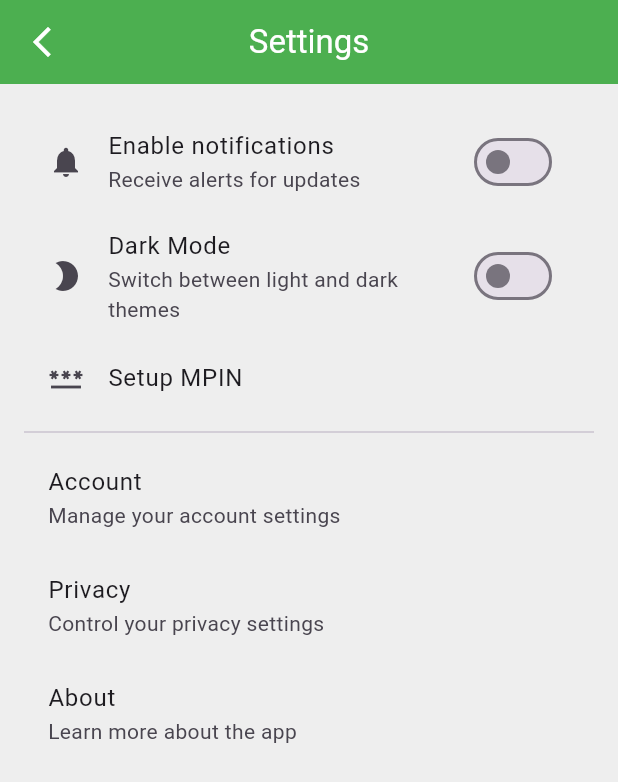
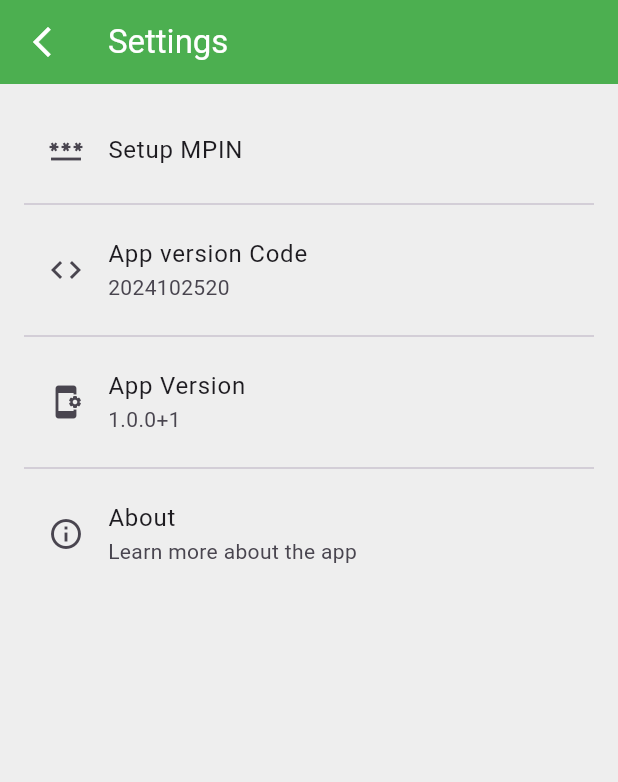
Before and after one commit to GokulDhanapal23/Flutter_ios, a Flutter app: the Settings screen opened directly, on a phone screen of 412 x 824 dp. Shown: the top 782 px of the screen. Run offline on Flutter 3.47's test engine with Material 3 defaults, Android fonts, the phone set to English and light mode, and no system bars; our stand-ins replace another_flushbar, connectivity_plus, dio, dropdown_button2, dropdown_textfield, flutter_dotenv and 11 more; accounts and stored records are empty.

```diff
--- a/Bisca360/lib/Screen/Settings.dart
+++ b/Bisca360/lib/Screen/Settings.dart
@@ -18,7 +18,6 @@ class _SettingsScreenState extends State<Settings> {
     return Scaffold(
       backgroundColor: Colors.grey[200],
       appBar: AppBar(
-        centerTitle: true,
         backgroundColor: Colors.green,
         leading: IconButton(
           onPressed: () => Navigator.of(context).pop(),
@@ -29,32 +28,32 @@ class _SettingsScreenState extends State<Settings> {
       body: ListView(
         padding: EdgeInsets.all(16.0),
         children: [
-          ListTile(
-            title: Text('Enable notifications'),
-            subtitle: Text('Receive alerts for updates'),
-            leading: Icon(Icons.notifications),
-            trailing: Switch(
-              value: _notificationsEnabled,
-              onChanged: (bool value) {
-                setState(() {
-                  _notificationsEnabled = value;
-                });
-              },
-            ),
-          ),
-          ListTile(
-            title: Text('Dark Mode'),
-            subtitle: Text('Switch between light and dark themes'),
-            leading: Icon(Icons.brightness_2),
-            trailing: Switch(
-              value: _darkModeEnabled,
-              onChanged: (bool value) {
-                setState(() {
-                  _darkModeEnabled = value;
-                });
-              },
-            ),
-          ),
+          // ListTile(
+          //   title: Text('Enable notifications'),
+          //   subtitle: Text('Receive alerts for updates'),
+          //   leading: Icon(Icons.notifications),
+          //   trailing: Switch(
+          //     value: _notificationsEnabled,
+          //     onChanged: (bool value) {
+          //       setState(() {
+          //         _notificationsEnabled = value;
+          //       });
+          //     },
+          //   ),
+          // ),
+          // ListTile(
+          //   title: Text('Dark Mode'),
+          //   subtitle: Text('Switch between light and dark themes'),
+          //   leading: Icon(Icons.brightness_2),
+          //   trailing: Switch(
+          //     value: _darkModeEnabled,
+          //     onChanged: (bool value) {
+          //       setState(() {
+          //         _darkModeEnabled = value;
+          //       });
+          //     },
+          //   ),
+          // ),
           ListTile(
             title: Text('Setup MPIN'),
             leading: Icon(Icons.password),
@@ -66,22 +65,43 @@ class _SettingsScreenState extends State<Settings> {
               ),
               Divider(),
               ListTile(
-              title: Text('Account'),
-              subtitle: Text('Manage your account settings'),
+              title: Text('App version Code'),
+                leading: Icon(Icons.code),
+              subtitle: Text('2024102520'),
               onTap: () {
               // Navigate to account settings
               },
               ),
-              ListTile(
-              title: Text('Privacy'),
-              subtitle: Text('Control your privacy settings'),
+          Divider(),
+          ListTile(
+              title: Text('App Version'),
+            leading: Icon(Icons.app_settings_alt),
+              subtitle: Text('1.0.0+1'),
               onTap: () {
-              // Navigate to privacy settings
-
-            },
-          ),
+              // Navigate to account settings
+              },
+              ),
+          // Divider(),
+          // ListTile(
+          //     title: Text('Account'),
+          //     subtitle: Text('Manage your account settings'),
+          //     onTap: () {
+          //     // Navigate to account settings
+          //     },
+          //     ),
+          // Divider(),
+          //     ListTile(
+          //     title: Text('Privacy'),
+          //     subtitle: Text('Control your privacy settings'),
+          //     onTap: () {
+          //     // Navigate to privacy settings
+          //
+          //   },
+          // ),
+          Divider(),
           ListTile(
             title: Text('About'),
+            leading: Icon(Icons.info_outline),
             subtitle: Text('Learn more about the app'),
             onTap: () {
               // Navigate to about page
```
